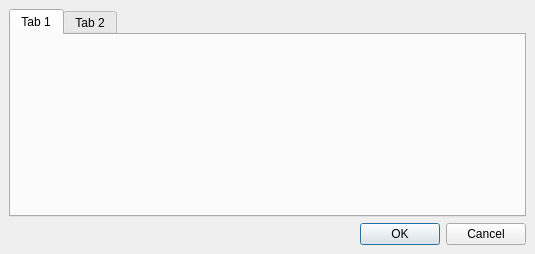
First picture: the form in settingswindow.ui, repository onto/effy, before the edit.
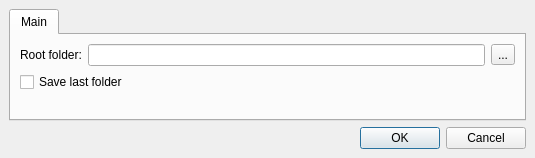
Second picture: the form after the edit.

Commit message: fixes, save configuration, settings window, etc.

The edit to the form file:
```diff
--- a/settingswindow.ui
+++ b/settingswindow.ui
@@ -7,7 +7,7 @@
     <x>0</x>
     <y>0</y>
     <width>535</width>
-    <height>254</height>
+    <height>158</height>
    </rect>
   </property>
   <property name="windowTitle">
@@ -24,13 +24,51 @@
         </property>
         <widget class="QWidget" name="tab">
          <attribute name="title">
-          <string>Tab 1</string>
+          <string>Main</string>
          </attribute>
-        </widget>
-        <widget class="QWidget" name="tab_2">
-         <attribute name="title">
-          <string>Tab 2</string>
-         </attribute>
+         <layout class="QVBoxLayout" name="verticalLayout_3">
+          <item>
+           <layout class="QGridLayout" name="gridLayout">
+            <item row="0" column="0">
+             <widget class="QLabel" name="rootfolderlabel">
+              <property name="text">
+               <string>Root folder:</string>
+              </property>
+             </widget>
+            </item>
+            <item row="0" column="1">
+             <widget class="QLineEdit" name="rootfolderEdit"/>
+            </item>
+            <item row="0" column="2">
+             <widget class="QToolButton" name="toolButton">
+              <property name="text">
+               <string>...</string>
+              </property>
+             </widget>
+            </item>
+            <item row="1" column="0" colspan="3">
+             <widget class="QCheckBox" name="savefolderBox">
+              <property name="text">
+               <string>Save last folder</string>
+              </property>
+             </widget>
+            </item>
+           </layout>
+          </item>
+          <item>
+           <spacer name="verticalSpacer">
+            <property name="orientation">
+             <enum>Qt::Vertical</enum>
+            </property>
+            <property name="sizeHint" stdset="0">
+             <size>
+              <width>20</width>
+              <height>40</height>
+             </size>
+            </property>
+           </spacer>
+          </item>
+         </layout>
         </widget>
        </widget>
       </item>
```
The commit also changes 7 other files.
